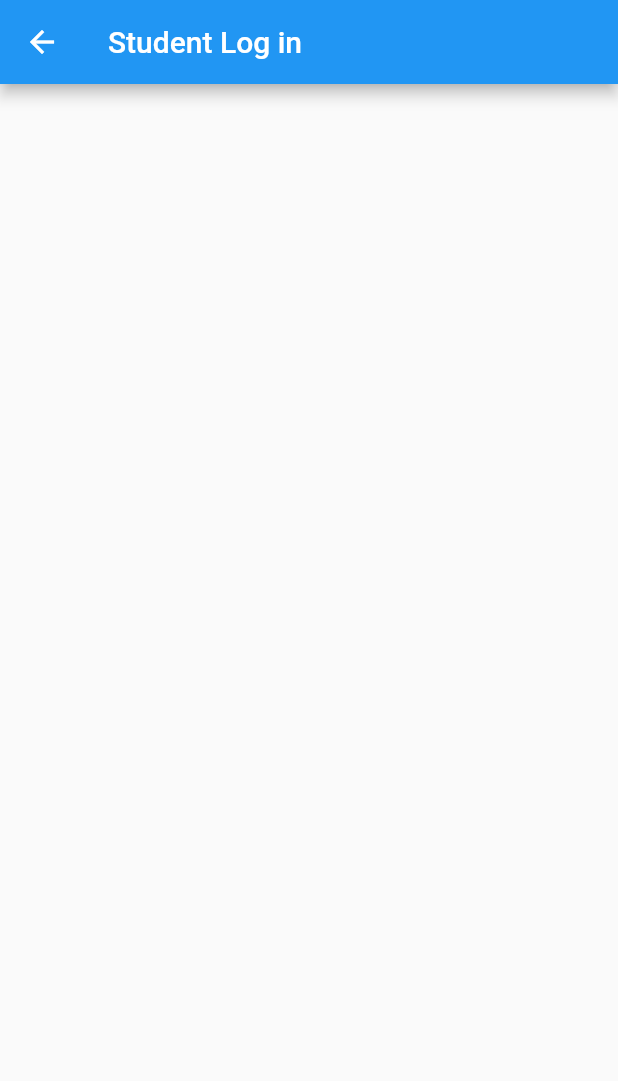
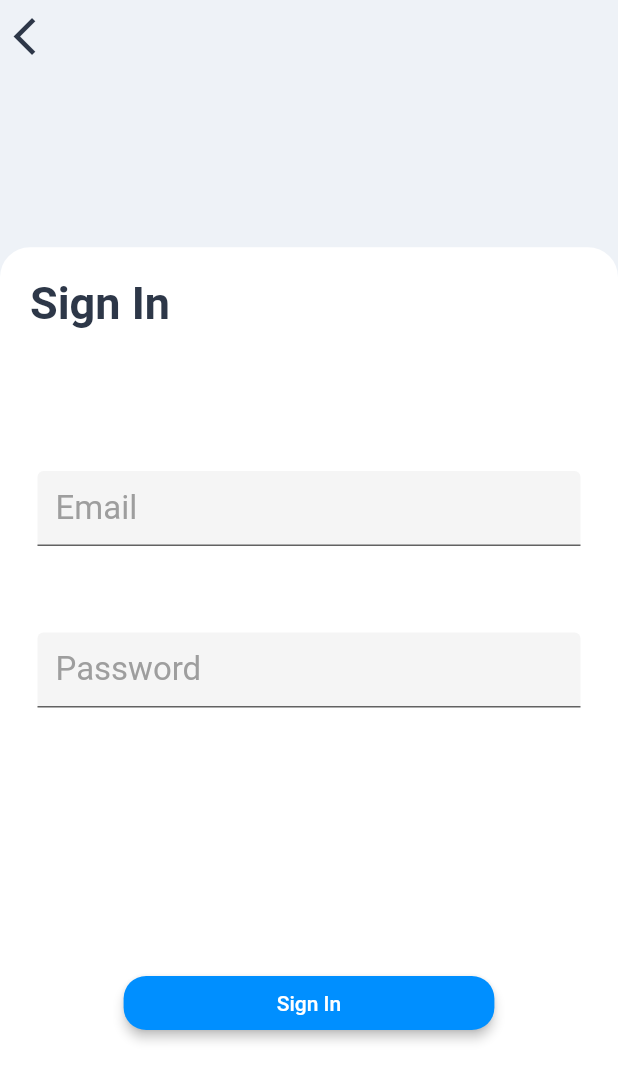
Before and after one commit to Safin9/Tutor-Group, a Flutter app: the screen it shows after launch, after a tap on "Sign In", on a phone screen of 412 x 824 dp. Shown: the top 1081 px of the screen. Run offline on Flutter 3.47's test engine with Material 2 defaults, Android fonts, the phone set to English and light mode, and no system bars; our stand-ins replace lottie; network calls fail.

Commit message:
adding login page for students

```diff
--- a/lib/screens/log/login_for_student.dart
+++ b/lib/screens/log/login_for_student.dart
@@ -1,32 +1,167 @@
 import 'package:flutter/material.dart';
+import 'package:tutor_group/utils/utils.dart';
 
-class LoginForStudent extends StatelessWidget {
+class LoginForStudent extends StatefulWidget {
   const LoginForStudent({Key? key}) : super(key: key);
 
   @override
+  State<LoginForStudent> createState() => _LoginForStudentState();
+}
+
+class _LoginForStudentState extends State<LoginForStudent> {
+  TextEditingController? _emailController;
+  TextEditingController? _passwordController;
+  @override
+  void initState() {
+    // TODO: implement initState
+    _emailController = TextEditingController();
+    _passwordController = TextEditingController();
+    super.initState();
+  }
+
+  @override
+  void dispose() {
+    // TODO: implement dispose
+    _emailController!.dispose();
+    _passwordController!.dispose();
+    super.dispose();
+  }
+
+  @override
   Widget build(BuildContext context) {
+    final size = MediaQuery.of(context).size;
+    Utils utils = Utils();
     return Scaffold(
-      appBar: AppBar(
-        title: const Text('Student Log in'),
+      backgroundColor: utils.backgroundL,
+      body: SafeArea(
+        child: SizedBox(
+          height: double.infinity,
+          width: double.infinity,
+          child: Column(
+            children: [
+              Expanded(
+                flex: 1,
+                child: Container(
+                    child: Column(
+                  children: [
+                    Align(
+                      alignment: Alignment.topLeft,
+                      child: IconButton(
+                        onPressed: () {
+                          Navigator.of(context).pop();
+                        },
+                        icon: Icon(
+                          Icons.arrow_back_ios,
+                          color: utils.textBlackL,
+                          size: 30,
+                        ),
+                      ),
+                    ),
+                    Container(
+                        //FIXME: image here
+
+                        )
+                  ],
+                )),
+              ),
+              Expanded(
+                flex: 4,
+                child: Container(
+                  height: double.infinity,
+                  width: double.infinity,
+                  decoration: const BoxDecoration(
+                    color: Colors.white,
+                    borderRadius: BorderRadius.only(
+                      topLeft: Radius.circular(20),
+                      topRight: Radius.circular(20),
+                    ),
+                  ),
+                  child: SingleChildScrollView(
+                    child: Column(
+                      mainAxisAlignment: MainAxisAlignment.center,
+                      children: [
+                        buldText(
+                          text: 'Sign In',
+                          color: utils.textBlackL,
+                          size: 30,
+                          fontWeight: FontWeight.bold,
+                        ),
+                        SizedBox(
+                          height: 0.09 * size.height,
+                        ),
+                        buildTextField(
+                          hint: 'Email',
+                          controller: _emailController,
+                        ),
+                        SizedBox(
+                          height: 0.07 * size.height,
+                        ),
+                        buildTextField(
+                          hint: 'Password',
+                          controller: _passwordController,
+                        ),
+                        SizedBox(
+                          height: 0.07 * size.height,
+                        ),
+                        SizedBox(
+                          height: 0.04 * size.height,
+                        ),
+                        buildButton(
+                            onPressed: () {
+                              print(_emailController!.text);
+                              print(_passwordController!.text);
+                              _emailController!.clear();
+                              _passwordController!.clear();
+                            },
+                            color: utils.blueL,
+                            child: const Text('Sign In'),
+                            size: 0.2 * size.width),
+                      ],
+                    ),
+                  ),
+                ),
+              ),
+            ],
+          ),
+        ),
       ),
     );
   }
 
   Container buildTextField({
     required String hint,
-    required Color color,
-    required double size,
     required TextEditingController? controller,
   }) {
     return Container(
       width: double.infinity,
-      padding: EdgeInsets.symmetric(horizontal: size),
-      child: TextField(
+      padding: const EdgeInsets.symmetric(horizontal: 25),
+      child: TextFormField(
         controller: controller,
         decoration: InputDecoration(
           filled: true,
           hintText: hint,
-          hintStyle: TextStyle(
+          hintStyle: const TextStyle(
+            color: Colors.grey,
+            fontSize: 22,
+          ),
+        ),
+      ),
+    );
+  }
+
+  Padding buldText(
+      {required String text,
+      required Color color,
+      required double size,
+      required FontWeight fontWeight}) {
+    return Padding(
+      padding: const EdgeInsets.symmetric(horizontal: 20.0, vertical: 20),
+      child: Align(
+        alignment: Alignment.topLeft,
+        child: Text(
+          text,
+          style: TextStyle(
+            fontWeight: fontWeight,
             color: color,
             fontSize: size,
           ),
@@ -34,4 +169,27 @@ class LoginForStudent extends StatelessWidget {
       ),
     );
   }
+
+  Container buildButton({
+    required VoidCallback onPressed,
+    required Color color,
+    required Widget child,
+    required double size,
+  }) {
+    return Container(
+      width: double.infinity,
+      padding: EdgeInsets.symmetric(horizontal: size, vertical: size),
+      child: ElevatedButton(
+        onPressed: onPressed,
+        style: ElevatedButton.styleFrom(
+          primary: color,
+          elevation: 3,
+          shape: RoundedRectangleBorder(
+            borderRadius: BorderRadius.circular(15),
+          ),
+        ),
+        child: child,
+      ),
+    );
+  }
 }
--- a/lib/screens/log/login_signup.dart
+++ b/lib/screens/log/login_signup.dart
@@ -29,7 +29,8 @@ class LogIn extends StatelessWidget {
                   onPressed: () {
                     Navigator.of(context).push(MaterialPageRoute(
                         builder: (contexdt) => const LogInForTeachre()));
-                    }),
+                  },
+                ),
               ),
               Positioned(
                   bottom: 0,
@@ -37,8 +38,7 @@ class LogIn extends StatelessWidget {
                   left: 0,
                   right: 0,
                   child: myBackgroundImage(utils.textGreyL.withOpacity(0.3))),
-              Expanded(
-                child: Column(
+              Column(
                 children: [
                   buldText(
                       text: 'TUTOR',
@@ -90,7 +90,6 @@ class LogIn extends StatelessWidget {
                       size: 0.2 * size.width),
                 ],
               ),
-              ),
             ],
           ),
         ),
@@ -129,7 +128,7 @@ class LogIn extends StatelessWidget {
     return Text(
       text,
       style: TextStyle(
-        background: Paint()..color = Colors.white.withOpacity(0.6),
+        background: Paint()..color = Colors.white.withOpacity(0.8),
         fontWeight: fontWeight,
         color: color,
         fontSize: size,
--- a/pubspec.yaml
+++ b/pubspec.yaml
@@ -34,6 +34,7 @@ dependencies:
   # Use with the CupertinoIcons class for iOS style icons.
   cupertino_icons: ^1.0.2
   lottie: ^1.3.0
+  flutter_svg: ^1.1.1+1
 
 dev_dependencies:
   flutter_test:
@@ -59,6 +60,7 @@ flutter:
   # To add assets to your application, add an assets section, like this:
   assets:
     - assets/images/backgroundbook.png
+    - assets/svg/teacher.svg
 
   # An image asset can refer to one or more resolution-specific "variants", see
   # https://flutter.dev/assets-and-images/#resolution-aware
```
Also changed, not shown: assets/svg/teacher.svg (added), pubspec.lock. Lines whose indentation alone changed are shown as unchanged.
